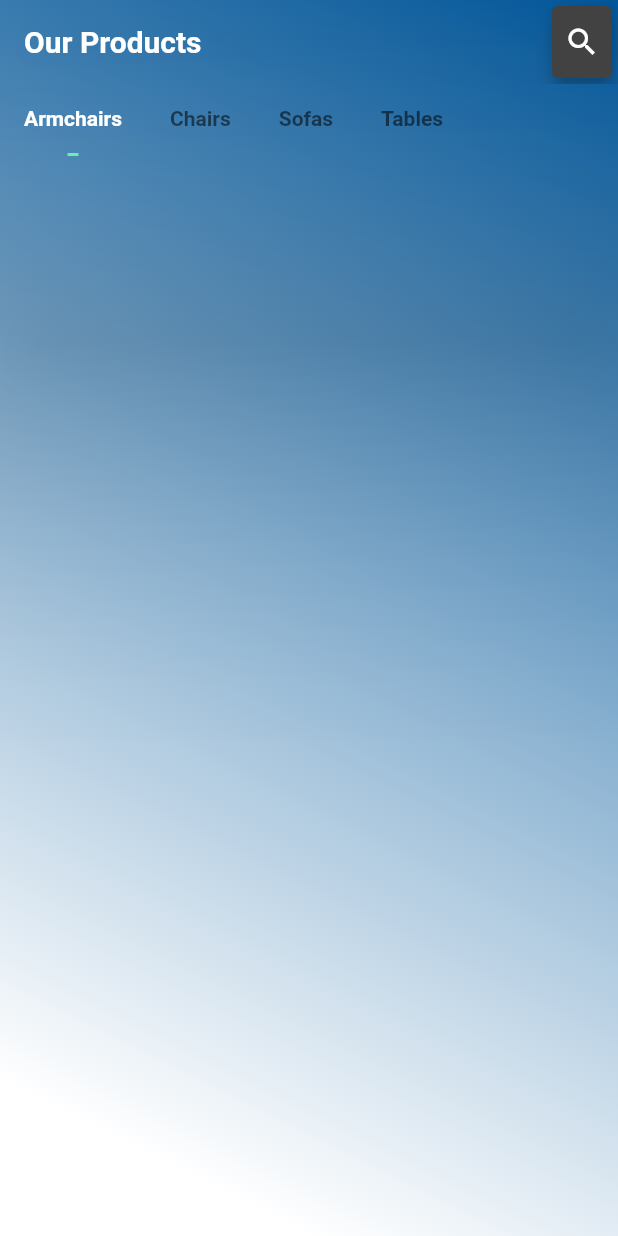
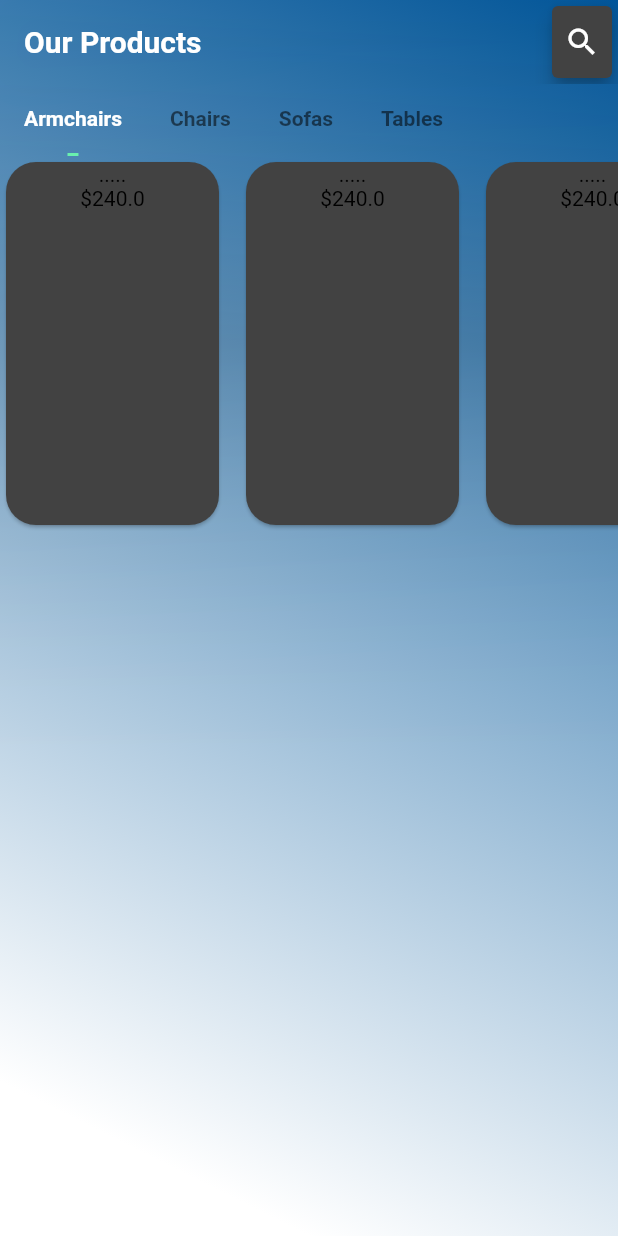
Before and after one commit to KuldeepRathor/kasgoods, a Flutter app: the screen it shows after launch, on a phone screen of 412 x 824 dp. Run offline on Flutter 3.47's test engine with Material 2 defaults, Android fonts, the phone set to English and light mode, and no system bars.

Commit message:
Added Listview

```diff
--- /dev/null
+++ b/lib/constants.dart
@@ -0,0 +1,30 @@
+import 'package:kasgoods/screens/product_model.dart';
+
+class Constants {
+  static List<ProductModel> chairs = [
+    ProductModel(
+      1,
+      'assets/images/1.png',
+      240,
+      'chair for sitting',
+      '.....',
+      'Chair',
+    ),
+    ProductModel(
+      2,
+      'assets/images/2.png',
+      240,
+      'chair for sitting',
+      '.....',
+      'Chair',
+    ),
+    ProductModel(
+      1,
+      'assets/images/1.png',
+      240,
+      'chair for sitting',
+      '.....',
+      'Chair',
+    ),
+  ];
+}
--- a/lib/screens/home_page.dart
+++ b/lib/screens/home_page.dart
@@ -1,6 +1,6 @@
-// import 'package:flutter/cupertino.dart';
 import 'package:flutter/material.dart';
-// import 'package:kasgoods/screens/product_model.dart';
+import 'package:kasgoods/constants.dart';
+import 'package:kasgoods/screens/product_model.dart';
 
 class HomePage extends StatefulWidget {
   const HomePage({Key? key}) : super(key: key);
@@ -44,7 +44,7 @@ class _HomePageState extends State<HomePage> {
   _buildAppBar() {
     return AppBar(
       backgroundColor: Colors.transparent,
-      title: Text(
+      title: const Text(
         "Our Products",
         style: TextStyle(
           color: Colors.white,
@@ -59,9 +59,9 @@ class _HomePageState extends State<HomePage> {
       //   ),
       // ),
       actions: [
-        Card(
+        const Card(
           elevation: 5,
-          child: Padding(
+          child: const Padding(
             padding: EdgeInsets.all(8.0),
             child: Icon(Icons.search),
           ),
@@ -76,12 +76,12 @@ class _HomePageState extends State<HomePage> {
       child: Column(
         crossAxisAlignment: CrossAxisAlignment.start,
         children: [
-          TabBar(
+          const TabBar(
             unselectedLabelColor: Colors.black54,
             labelColor: Colors.white,
-            labelStyle: TextStyle(fontWeight: FontWeight.w600),
+            labelStyle: const TextStyle(fontWeight: FontWeight.w600),
             isScrollable: true,
-            indicator: UnderlineTabIndicator(
+            indicator: const UnderlineTabIndicator(
                 borderSide: BorderSide(
                   color: Colors.greenAccent,
                   width: 2,
@@ -97,7 +97,7 @@ class _HomePageState extends State<HomePage> {
               Tab(
                 text: "Sofas",
               ),
-              Tab(
+              const Tab(
                 text: "Tables",
               ),
             ],
@@ -106,8 +106,8 @@ class _HomePageState extends State<HomePage> {
             height: 250,
             child: TabBarView(
               children: [
-                // _buildChairProducts(),
-                Container(),
+                _buildChairProducts(),
+                //Container(),
                 Container(),
                 Container(),
                 Container(),
@@ -123,18 +123,58 @@ class _HomePageState extends State<HomePage> {
     return Container();
   }
 
-// _buildChairProducts() {
-//   return _ChairWidget(productModel: null,);
-// }
+  _buildChairProducts() {
+    return ListView.separated(
+      scrollDirection: Axis.horizontal,
+        itemBuilder: (context, index) {
+          return _ChairWidget(
+            productModel: Constants.chairs[index],
+          );
+        },
+        separatorBuilder: (context, index) {
+          return SizedBox(
+            width: 10,
+          );
+        },
+        itemCount: Constants.chairs.length);
+  }
 }
 
-// class _ChairWidget extends StatelessWidget {
-//   final ProductModel productModel;
-//
-//   const _ChairWidget({Key? key, required this.productModel}) : super(key: key);
-//
-//   @override
-//   Widget build(BuildContext context) {
-//     return Container();
-//   }
-// }
+class _ChairWidget extends StatelessWidget {
+  final ProductModel productModel;
+
+  const _ChairWidget({Key? key, required this.productModel}) : super(key: key);
+
+  @override
+  Widget build(BuildContext context) {
+    return LayoutBuilder(builder: (context, constraints) {
+      return Container(
+        height: constraints.maxHeight,
+        width: 150,
+        child: Card(
+          shape: RoundedRectangleBorder(
+            borderRadius: BorderRadius.circular(20),
+          ),
+          child: Column(
+            children: [
+              Text(
+                productModel.name,
+                style: TextStyle(
+                  color: Colors.black,
+                  fontWeight: FontWeight.w400,
+                ),
+              ),
+              Text(
+                '\$${productModel.price}',
+                style: TextStyle(
+                  color: Colors.black,
+                  fontWeight: FontWeight.w400,
+                ),
+              ),
+            ],
+          ),
+        ),
+      );
+    });
+  }
+}
--- a/lib/screens/profile_page.dart
+++ b/lib/screens/profile_page.dart
@@ -17,7 +17,7 @@ class _ProfilePageState extends State<ProfilePage> {
             Column(
               crossAxisAlignment: CrossAxisAlignment.start,
               children: [
-                SizedBox(
+                const SizedBox(
                   height: 10,
                 ),
                 Padding(
```
